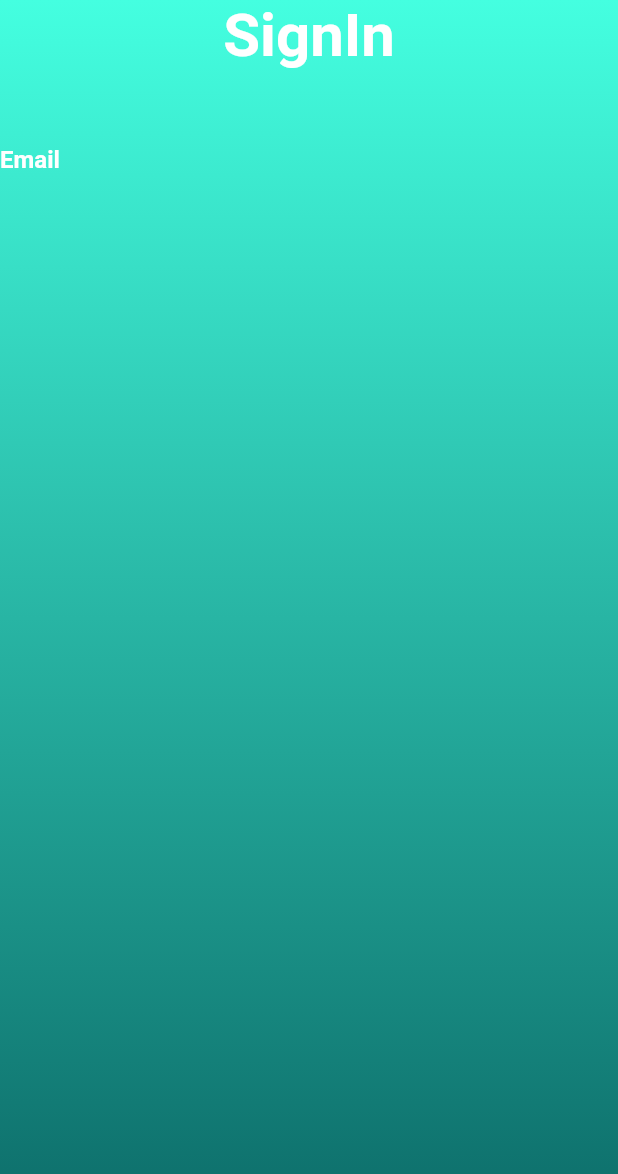
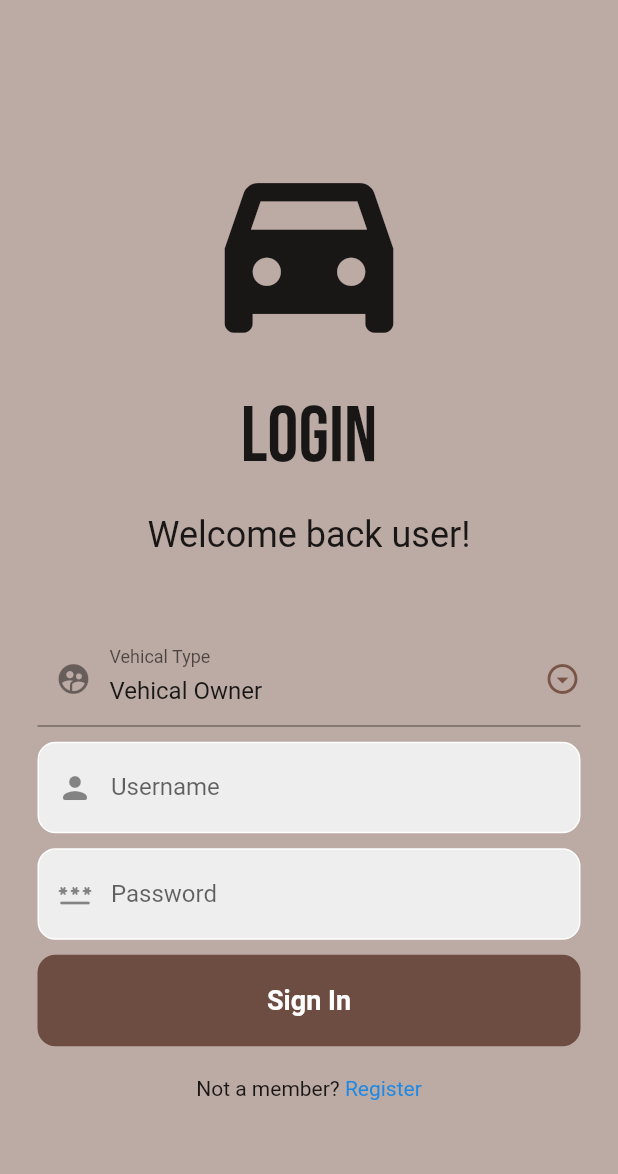
Before and after one commit to Nuwan-Wi/Fuel_App_ui_flutter, a Flutter app: the LoginScreen screen opened directly, on a phone screen of 412 x 824 dp. Shown: the top 1174 px of the screen. Run offline on Flutter 3.47's test engine with Material 2 defaults, Android fonts, the phone set to English and light mode, and no system bars; our stand-ins replace google_fonts.

Commit message:
login page added

```diff
--- a/sign_in/lib/login.dart
+++ b/sign_in/lib/login.dart
@@ -1,79 +1,164 @@
 import 'package:flutter/material.dart';
-import 'package:flutter/services.dart';
+import 'package:google_fonts/google_fonts.dart';
 
 class LoginScreen extends StatefulWidget {
+  const LoginScreen({super.key});
+
   @override
-  _LoginScreenState createState() => _LoginScreenState();
+  State<LoginScreen> createState() => _LoginScreenState();
 }
 
-Widget buildEmail(){
-  return Column(
-    crossAxisAlignment: CrossAxisAlignment.start,
-    children: <Widget>[
-      const Text(
-        'Email',
-        style: TextStyle(
-          color: Colors.white,
-          fontSize: 16,
-          fontWeight: FontWeight.bold,
-        ),
-      ),
-      const SizedBox(height: 10,),
-      Container(
-        alignment: Alignment.centerLeft,
-        decoration: const BoxDecoration(
-          color: Colors.white,
-        ),
-      )
-    ]
-  );
-}
+class _LoginScreenState extends State<LoginScreen> {
+  _LoginScreenState() {
+    _selectedUserType = _UserType[0];
+  }
 
-class _LoginScreenState extends State<LoginScreen>{
-  @override
+  // ignore: non_constant_identifier_names
+  final _UserType = ['Vehical Owner', 'Filling Station Owner'];
+  String _selectedUserType = "";
+
   Widget build(BuildContext context) {
     return Scaffold(
-      body: AnnotatedRegion<SystemUiOverlayStyle>(
-        value: SystemUiOverlayStyle.light,
-        child: GestureDetector(
-          child: Stack(
-            children: <Widget>[
-              Container(
-                height: double.infinity,
-                width: double.infinity,
-                // ignore: prefer_const_constructors
-                decoration: BoxDecoration(
-                  gradient: const LinearGradient(
-                    begin: Alignment.topCenter,
-                    end: Alignment.bottomCenter,
-                    // ignore: prefer_const_literals_to_create_immutables
-                    colors: [
-                      Color.fromARGB(255, 68, 255, 224),
-                      Color.fromARGB(255, 12, 107, 104),
-                    ]
-                  )
+        backgroundColor: Colors.brown.shade200,
+        body: SafeArea(
+          child: Center(
+            child:
+                Column(mainAxisAlignment: MainAxisAlignment.center, children: [
+              // welcome back
+              const Icon(
+                Icons.directions_car_filled,
+                size: 150,
+              ),
+              const SizedBox(
+                height: 20,
+              ),
+              Text(
+                "Login",
+                style: GoogleFonts.bebasNeue(
+                  fontSize: 52,
                 ),
-                child: Column(
-                  children: <Widget>[
-                    const Text(
-                      'SignIn',
+              ),
+              const SizedBox(
+                height: 20,
+              ),
+              const Text(
+                "Welcome back user!",
+                style: TextStyle(
+                  fontSize: 24,
+                ),
+              ),
+
+              const SizedBox(
+                height: 50,
+              ),
+
+              Padding(
+                padding: const EdgeInsets.symmetric(horizontal: 25.0),
+                child: DropdownButtonFormField(
+                  value: _selectedUserType,
+                  items: _UserType.map((e) => DropdownMenuItem(
+                        value: e,
+                        child: Text(e),
+                      )).toList(),
+                  onChanged: (val) {
+                    setState(() {
+                      _selectedUserType = val as String;
+                    });
+                  },
+                  icon: const Icon(Icons.arrow_drop_down_circle_outlined,
+                      color: Colors.brown),
+                  dropdownColor: Colors.brown[50],
+                  decoration: const InputDecoration(
+                      labelText: "Vehical Type",
+                      prefixIcon: Icon(Icons.supervised_user_circle)),
+                ),
+              ),
+
+              const SizedBox(
+                height: 10,
+              ),
+
+              //username
+              Padding(
+                padding: const EdgeInsets.symmetric(horizontal: 25.0),
+                child: Container(
+                  decoration: BoxDecoration(
+                      color: Colors.grey.shade200,
+                      border: Border.all(color: Colors.white),
+                      borderRadius: BorderRadius.circular(12)),
+                  child: const TextField(
+                    decoration: InputDecoration(
+                        border: InputBorder.none,
+                        hintText: 'Enter Your Username',
+                        labelText: 'Username',
+                        prefixIcon: Icon(Icons.person_rounded)),
+                  ),
+                ),
+              ),
+
+              const SizedBox(
+                height: 10,
+              ),
+              //password
+              Padding(
+                padding: const EdgeInsets.symmetric(horizontal: 25.0),
+                child: Container(
+                  decoration: BoxDecoration(
+                      color: Colors.grey.shade200,
+                      border: Border.all(color: Colors.white),
+                      borderRadius: BorderRadius.circular(12)),
+                  child: const TextField(
+                    obscureText: true,
+                    decoration: InputDecoration(
+                      border: InputBorder.none,
+                      hintText: 'Enter your Password',
+                      labelText: 'Password',
+                      prefixIcon: Icon(Icons.password_rounded),
+                    ),
+                  ),
+                ),
+              ),
+
+              const SizedBox(
+                height: 10,
+              ),
+
+              // signin button
+              Padding(
+                padding: const EdgeInsets.symmetric(horizontal: 25.0),
+                child: Container(
+                  padding: const EdgeInsets.all(20.0),
+                  decoration: BoxDecoration(
+                      color: Colors.brown.shade600,
+                      borderRadius: BorderRadius.circular(12)),
+                  child: const Center(
+                    child: Text(
+                      'Sign In',
                       style: TextStyle(
-                        color: Colors.white,
-                        fontSize: 40,
-                        fontWeight: FontWeight.bold,
-                      ),
+                          color: Colors.white,
+                          fontWeight: FontWeight.bold,
+                          fontSize: 18),
                     ),
-                    SizedBox(height: 50),
-                    buildEmail(),
-                  ],
+                  ),
                 ),
+              ),
+
+              const SizedBox(
+                height: 20,
+              ),
+
+              Row(
+                mainAxisAlignment: MainAxisAlignment.center,
+                children: [
+                  const Text('Not a member?'),
+                  Text(
+                    ' Register',
+                    style: TextStyle(color: Colors.blue.shade600),
+                  ),
+                ],
               )
-            ],
+            ]),
           ),
-        ),
-
-      ),
-    );
+        ));
   }
-
 }
```
